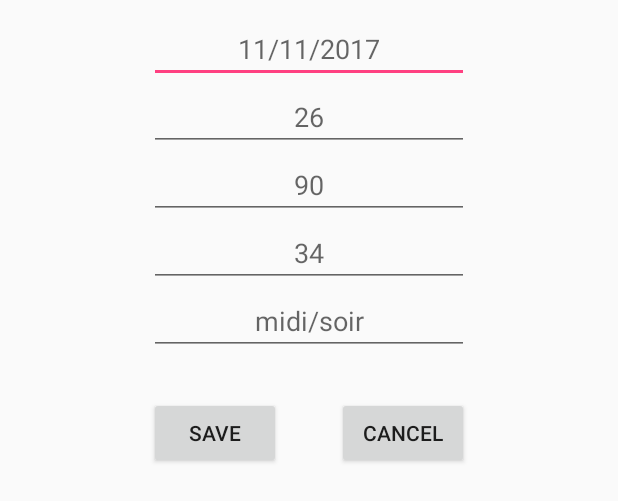
After one commit to jetprog/HaitiLotterie, an Android app: the layout fragment_add_tirage.xml on its own in the app's theme, with its tools: preview values and no code run, on a phone screen of 412 x 824 dp. The commit adds this screen. Shown: the top 501 px of the screen. Run offline under Robolectric (Android 15) with nearby library versions, the phone set to English and light mode, and no system bars.

Commit message:
add tirage to backendless

```diff
--- a/app/build.gradle
+++ b/app/build.gradle
@@ -6,7 +6,7 @@ android {
 
     defaultConfig {
         applicationId "lotto509.com.lotto509"
-        minSdkVersion 9
+        minSdkVersion 12
         targetSdkVersion 24
         versionCode 1
         versionName "1.0"
--- /dev/null
+++ b/app/src/main/res/layout/fragment_add_tirage.xml
@@ -0,0 +1,81 @@
+<?xml version="1.0" encoding="utf-8"?>
+<RelativeLayout xmlns:android="http://schemas.android.com/apk/res/android"
+    android:orientation="vertical" android:layout_width="match_parent"
+    android:layout_height="match_parent">
+
+    <EditText
+        android:id="@+id/edtDate"
+        android:layout_width="wrap_content"
+        android:layout_height="wrap_content"
+        android:layout_centerHorizontal="true"
+        android:layout_marginTop="10dp"
+        android:ems="10"
+        android:gravity="center_horizontal"
+        android:hint="11/11/2017"
+        android:inputType="date" />
+
+    <EditText
+        android:id="@+id/edtPremierLot"
+        android:layout_width="wrap_content"
+        android:layout_height="wrap_content"
+        android:layout_below="@+id/edtDate"
+        android:layout_centerHorizontal="true"
+        android:ems="10"
+        android:gravity="center_horizontal"
+        android:hint="26"
+        android:inputType="number" />
+
+    <EditText
+        android:id="@+id/edtDeuxiemeLot"
+        android:layout_width="wrap_content"
+        android:layout_height="wrap_content"
+        android:layout_below="@+id/edtPremierLot"
+        android:layout_centerHorizontal="true"
+        android:ems="10"
+        android:gravity="center_horizontal"
+        android:hint="90"
+        android:inputType="number" />
+
+    <EditText
+        android:id="@+id/edtTroisiemeLot"
+        android:layout_width="wrap_content"
+        android:layout_height="wrap_content"
+        android:layout_below="@+id/edtDeuxiemeLot"
+        android:layout_centerHorizontal="true"
+        android:ems="10"
+        android:gravity="center_horizontal"
+        android:hint="34"
+        android:inputType="number" />
+
+    <EditText
+        android:id="@+id/edtType"
+        android:layout_width="wrap_content"
+        android:layout_height="wrap_content"
+        android:layout_below="@+id/edtTroisiemeLot"
+        android:layout_centerHorizontal="true"
+        android:ems="10"
+        android:gravity="center_horizontal"
+        android:hint="midi/soir"
+        android:inputType="textPersonName" />
+
+    <Button
+        android:id="@+id/btSave"
+        android:layout_width="wrap_content"
+        android:layout_height="wrap_content"
+        android:layout_marginTop="28dp"
+        android:text="Save"
+        android:layout_below="@+id/edtType"
+        android:layout_alignLeft="@+id/edtType"
+        android:layout_alignStart="@+id/edtType" />
+
+    <Button
+        android:id="@+id/btCancel"
+        android:layout_width="wrap_content"
+        android:layout_height="wrap_content"
+        android:text="cancel"
+        android:layout_alignBaseline="@+id/btSave"
+        android:layout_alignBottom="@+id/btSave"
+        android:layout_alignRight="@+id/edtType"
+        android:layout_alignEnd="@+id/edtType" />
+
+</RelativeLayout>
```
Also changed, not shown: app/src/main/java/lotto509/com/lotto509/DialogTirage.java (added, +129 -0 lines), app/src/main/java/lotto509/com/lotto509/activity/listeTirage.java (+16 -0 lines), app/src/main/res/layout/activity_liste_tirage.xml (+12 -0 lines), app/src/main/res/drawable-hdpi/ic_action_add.png (added), app/src/main/res/drawable-mdpi/ic_action_add.png (added), app/src/main/res/drawable-xhdpi/ic_action_add.png (added), app/src/main/res/drawable-xxhdpi/ic_action_add.png (added).
